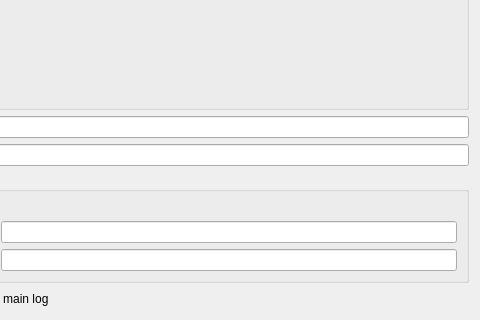
Old version of the form masksettingsdialog.ui in the repository nghtsnw/etrodiag; both pictures show x 112 to 592 and y 152 to 472 of the 592 by 472 pixel window.
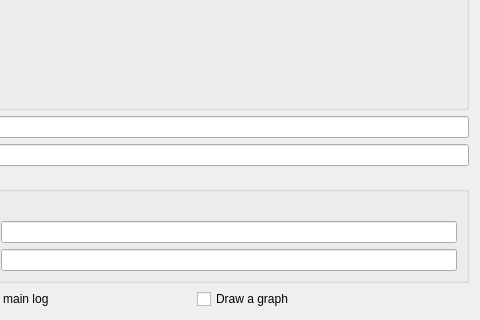
New version of the form.

Commit message:
Add save and load draw color
For each mask

```diff
--- a/masksettingsdialog.ui
+++ b/masksettingsdialog.ui
@@ -108,6 +108,13 @@
        </property>
       </widget>
      </item>
+     <item>
+      <widget class="QCheckBox" name="drawGraphCheckBox">
+       <property name="text">
+        <string>Draw a graph</string>
+       </property>
+      </widget>
+     </item>
     </layout>
    </item>
   </layout>
```
Left out of the diff: 2 changed lines with no effect on the pictures. The commit also changes 14 other files.
